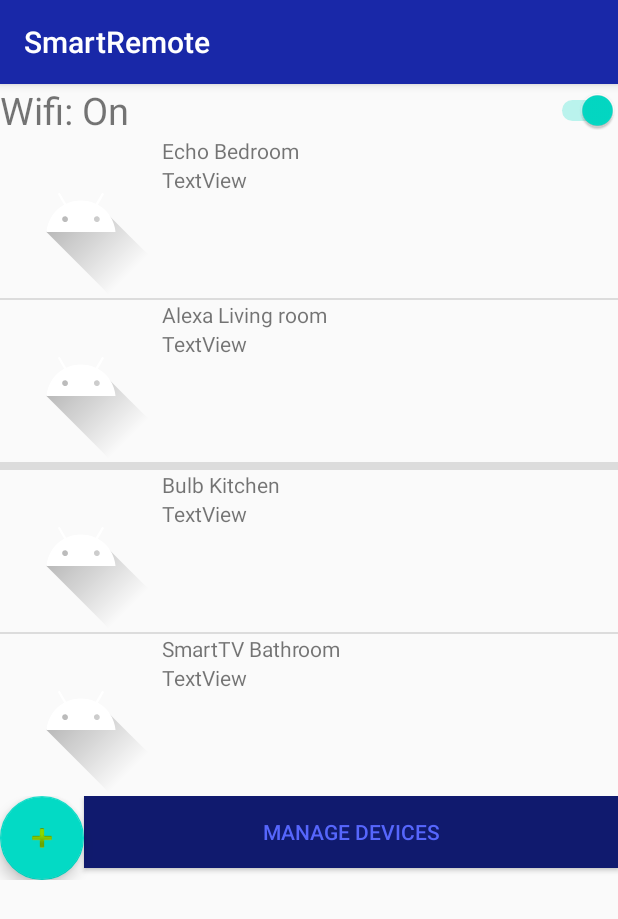
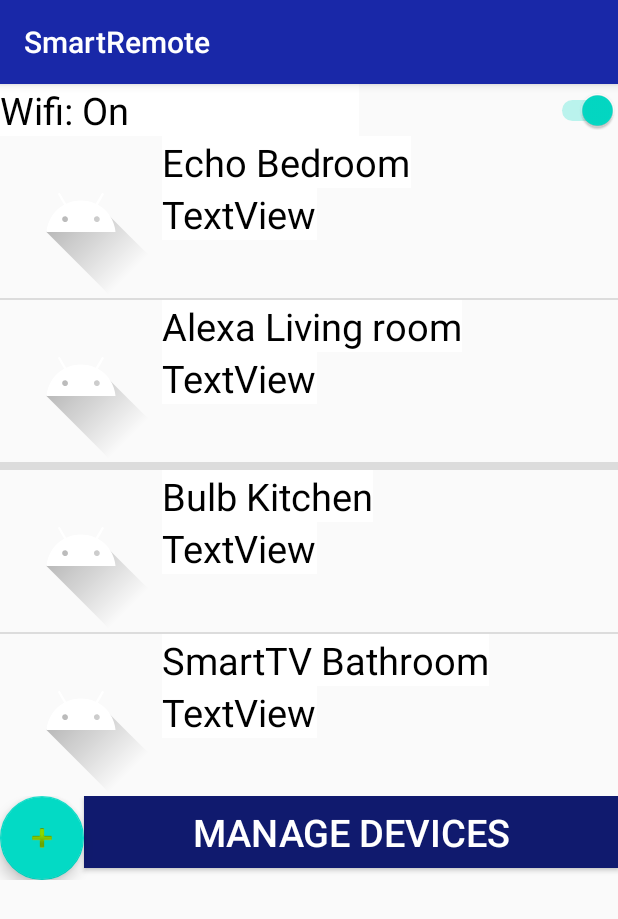
Before and after one commit to Nachodood/SmartRemote, an Android app: the screen it shows after launch (MainActivity), on a phone screen of 412 x 824 dp. Shown: the top 919 px of the screen. Run offline under Robolectric (Android 15) with nearby library versions, the phone set to English and light mode, and no system bars.

Commit message:
IMplement SwanseaBlue and bigSwanBlue bigSwanseaBlueTextView and button

```diff
--- a/app/src/main/res/layout/activity_add_device.xml
+++ b/app/src/main/res/layout/activity_add_device.xml
@@ -32,6 +32,7 @@
 
     <Button
         android:id="@+id/btn_save_device"
+        style="@style/SwanseaBlueButton.BigSwanseaBlueButton"
         android:layout_width="wrap_content"
         android:layout_height="wrap_content"
         android:text="Save details" />
--- a/app/src/main/res/layout/activity_main.xml
+++ b/app/src/main/res/layout/activity_main.xml
@@ -24,6 +24,7 @@
 
         <TextView
             android:id="@+id/txt_connect_status"
+            style="@style/SwanseaBlueTextView.bigSwanseaBlueTextView"
             android:layout_width="478dp"
             android:layout_height="wrap_content"
             android:layout_weight="1"
@@ -76,8 +77,8 @@
             android:src="@android:drawable/ic_input_add" />
 
         <Button
-            style="@style/SwanseaBlueButton"
             android:id="@+id/btn_manage_devices"
+            style="@style/SwanseaBlueButton.BigSwanseaBlueButton"
             android:layout_width="0dp"
             android:layout_height="wrap_content"
             android:layout_weight="1"
--- a/app/src/main/res/layout/device_item.xml
+++ b/app/src/main/res/layout/device_item.xml
@@ -19,12 +19,14 @@
 
         <TextView
             android:id="@+id/txt_name"
+            style="@style/SwanseaBlueTextView.bigSwanseaBlueTextView"
             android:layout_width="wrap_content"
             android:layout_height="wrap_content"
             android:text="TextView" />
 
         <TextView
             android:id="@+id/txt_room"
+            style="@style/SwanseaBlueTextView.bigSwanseaBlueTextView"
             android:layout_width="wrap_content"
             android:layout_height="wrap_content"
             android:text="TextView" />
--- a/app/src/main/res/values/colors.xml
+++ b/app/src/main/res/values/colors.xml
@@ -4,4 +4,5 @@
     <color name="colorPrimaryDark">#101a6e</color>
     <color name="colorAccent">#03DAC5</color>
     <color name="nics_bg_color">#00d5ff</color>
+    <color name="txt_view_bg">#ffffff</color>
 </resources>
--- a/app/src/main/res/values/swansea_blue.xml
+++ b/app/src/main/res/values/swansea_blue.xml
@@ -4,12 +4,31 @@
     <style name="SwanseaBlueButton">
         <item name="android:layout_width">wrap_content</item>
         <item name="android:layout_height">wrap_content</item>
-        <item name="android:textColor">#5666fc</item>
-        <item name="android:background">#101a6e</item>
+        <item name="android:textColor">#ffffff</item>
+        <item name="android:background">#1928a8</item>
     </style>
 
     <style name="SwanseaBlueButton.BigSwanseaBlueButton">
-        <item name="android:textSize">30dp</item>
+        <item name="android:layout_width">wrap_content</item>
+        <item name="android:layout_height">wrap_content</item>
+        <item name="android:textColor">#ffffff</item>
+        <item name="android:background">#101a6e</item>
+        <item name="android:textSize">25dp</item>
+    </style>
+
+    <style name="SwanseaBlueTextView">
+        <item name="android:layout_width">wrap_content</item>
+        <item name="android:layout_height">wrap_content</item>
+        <item name="android:textColor">#ffffff</item>
+        <item name="android:background">#1928a8</item>
+    </style>
+
+    <style name="SwanseaBlueTextView.bigSwanseaBlueTextView">
+        <item name="android:layout_width">wrap_content</item>
+        <item name="android:layout_height">wrap_content</item>
+        <item name="android:textColor">#000000</item>
+        <item name="android:background">#ffffff</item>
+        <item name="android:textSize">25dp</item>
     </style>
 
 </resources>
```
